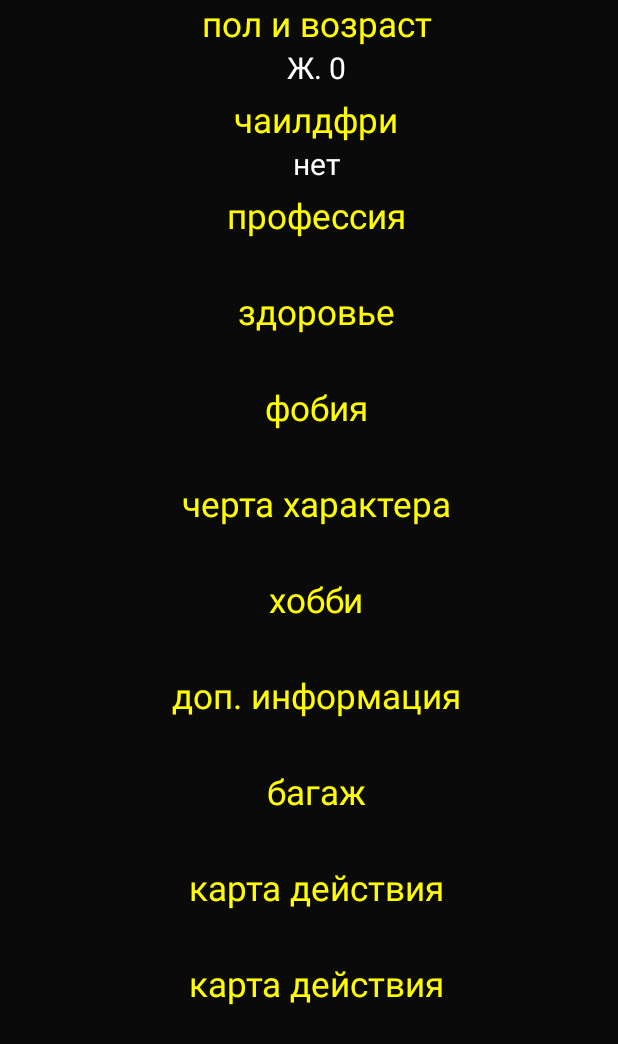
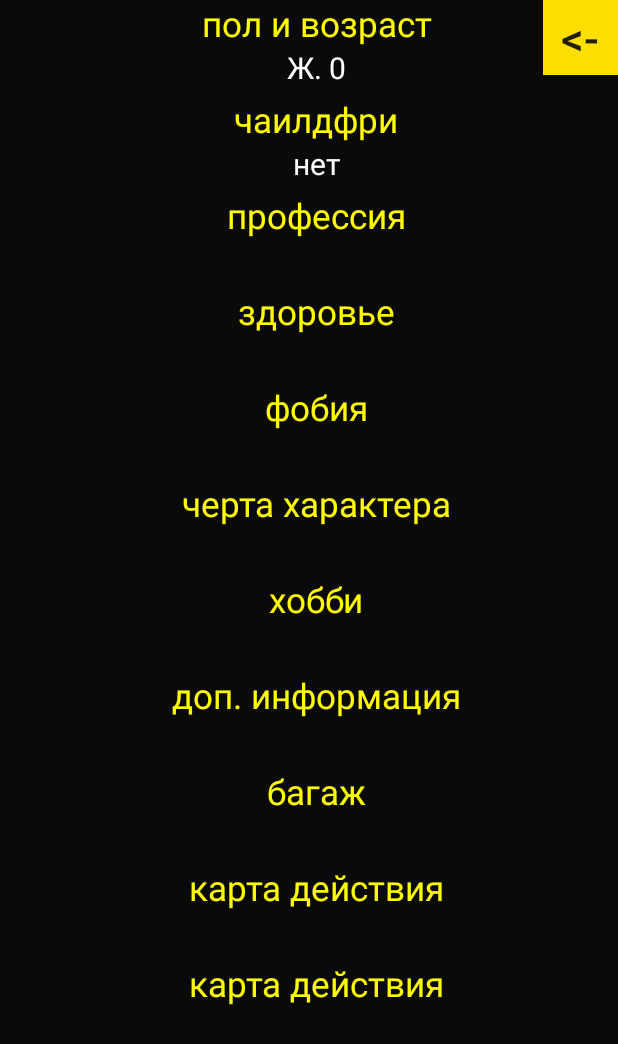
Before and after one commit to MeeLucky/Bunker, an Android app: the CardReaderActivity screen opened directly, with no data from a screen before it, on a phone screen of 412 x 824 dp. Shown: the top 1044 px of the screen. Run offline under Robolectric (Android 15) with nearby library versions, the phone set to English and light mode, and no system bars; 12 statements that could not run were skipped.

Commit message:
кнопка назад на кардРидере

```diff
--- a/app/src/main/java/com/example/bunker/CardReaderActivity.java
+++ b/app/src/main/java/com/example/bunker/CardReaderActivity.java
@@ -4,6 +4,7 @@ import androidx.appcompat.app.AppCompatActivity;
 
 import android.os.Bundle;
 import android.content.Intent;
+import android.view.View;
 import android.view.WindowManager;
 import android.widget.TextView;
 
@@ -70,4 +71,8 @@ public class CardReaderActivity extends AppCompatActivity {
         tv = findViewById(R.id.card_skill2);
         tv.setText(skill2);
     }
+
+    public void back(View view) {
+        this.finish();
+    }
 }
--- a/app/src/main/res/layout/activity_main.xml
+++ b/app/src/main/res/layout/activity_main.xml
@@ -14,7 +14,7 @@
         app:layout_constraintTop_toTopOf="parent"
         android:padding="0dp"
         android:textSize="30sp"
-        android:text="_"
+        android:text="—"
         android:background="@color/colorPrimaryDark"
         android:onClick="skipMenu"
         />
--- a/app/src/main/res/layout/card_reader.xml
+++ b/app/src/main/res/layout/card_reader.xml
@@ -1,16 +1,33 @@
 <?xml version="1.0" encoding="utf-8"?>
-<ScrollView xmlns:android="http://schemas.android.com/apk/res/android"
+<androidx.constraintlayout.widget.ConstraintLayout xmlns:android="http://schemas.android.com/apk/res/android"
     xmlns:app="http://schemas.android.com/apk/res-auto"
     xmlns:tools="http://schemas.android.com/tools"
     android:layout_width="match_parent"
     android:layout_height="match_parent"
+    android:background="@color/background"
     android:orientation="vertical"
-    tools:context=".CardReaderActivity"
-    android:background="@color/background">
+    tools:context=".CardReaderActivity">
+
+    <Button
+        android:layout_width="50dp"
+        android:layout_height="50dp"
+        app:layout_constraintRight_toRightOf="parent"
+        app:layout_constraintTop_toTopOf="parent"
+        android:padding="0dp"
+        android:textSize="30sp"
+        android:text="@string/back"
+        android:background="@color/colorPrimaryDark"
+        android:onClick="back"
+        />
+
+    <ScrollView
+        android:layout_width="match_parent"
+        android:layout_height="match_parent"
+        android:orientation="vertical">
 
         <LinearLayout
             android:layout_width="match_parent"
-        android:layout_height="match_parent"
+            android:layout_height="wrap_content"
             android:orientation="vertical">
 
             <TextView
@@ -113,3 +130,4 @@
                 android:text="@string/skill" />
         </LinearLayout>
     </ScrollView>
+</androidx.constraintlayout.widget.ConstraintLayout>
--- a/app/src/main/res/values/strings.xml
+++ b/app/src/main/res/values/strings.xml
@@ -10,4 +10,5 @@
     <string name="info">доп. информация</string>
     <string name="childfree">чаилдфри</string>
     <string name="skill">карта действия</string>
+    <string name="back"><![CDATA[<-]]></string>
 </resources>
```
Lines whose indentation alone changed are shown as unchanged.
